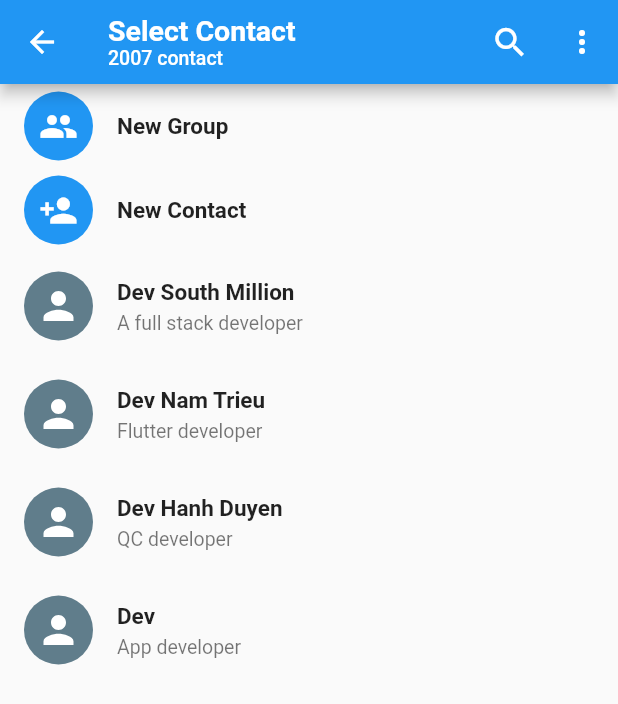
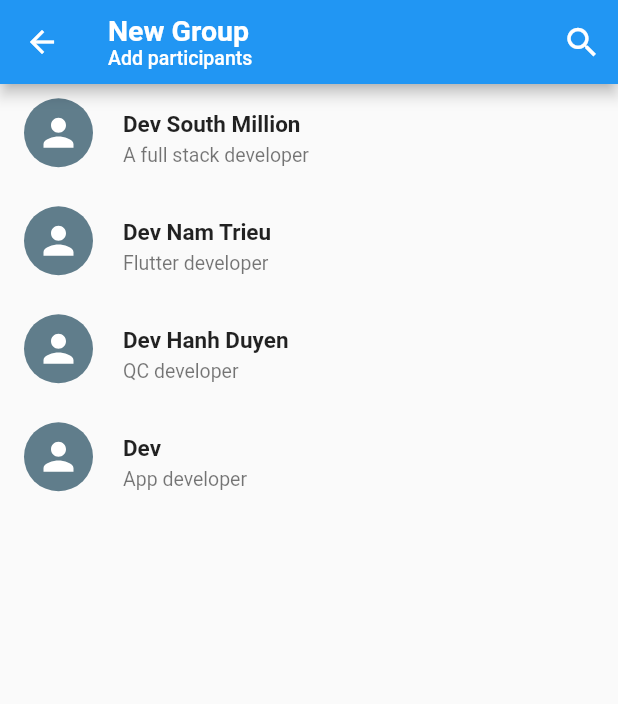
Before and after one commit to TrieuNam/chat_app, a Flutter app: the SelectContact screen opened directly, after a tap on "New Group", on a phone screen of 412 x 824 dp. Shown: the top 704 px of the screen. Run offline on Flutter 3.47's test engine with Material 2 defaults, Android fonts, the phone set to English and light mode, and no system bars; our stand-ins replace emoji_picker_flutter, flutter_svg; Roboto replaces fonts that are missing (OpenSans).

Commit message:
Working on Create New Group Page

```diff
--- a/lib/CustomUI/ButtonCard.dart
+++ b/lib/CustomUI/ButtonCard.dart
@@ -11,9 +11,7 @@ class ButtonCard extends StatelessWidget {
 
   @override
   Widget build(BuildContext context) {
-    return InkWell(
-      onTap: () {},
-      child: ListTile(
+    return ListTile(
       leading: CircleAvatar(
         radius: 23,
         child: Icon(
@@ -27,7 +25,6 @@ class ButtonCard extends StatelessWidget {
         name,
         style: TextStyle(fontSize: 15, fontWeight: FontWeight.bold),
       ),
-      ),
     );
   }
 }
--- a/lib/CustomUI/ContactCard.dart
+++ b/lib/CustomUI/ContactCard.dart
@@ -8,10 +8,13 @@ class ContacCard extends StatelessWidget {
 
   @override
   Widget build(BuildContext context) {
-    return InkWell(
-      onTap: () {},
-      child: ListTile(
-        leading: CircleAvatar(
+    return ListTile(
+      leading: Container(
+        height: 53,
+        width: 50,
+        child: Stack(
+          children: [
+            CircleAvatar(
               radius: 23,
               child: SvgPicture.asset(
                 "assets/person.svg",
@@ -21,6 +24,24 @@ class ContacCard extends StatelessWidget {
               ),
               backgroundColor: Colors.blueGrey,
             ),
+            contact.select!
+                ? Positioned(
+                    bottom: 4,
+                    right: 5,
+                    child: CircleAvatar(
+                      backgroundColor: Colors.teal,
+                      radius: 11,
+                      child: Icon(
+                        Icons.check,
+                        color: Colors.white,
+                        size: 18,
+                      ),
+                    ),
+                  )
+                : Container(),
+          ],
+        ),
+      ),
       title: Text(
         contact.name,
         style: TextStyle(fontSize: 15, fontWeight: FontWeight.bold),
@@ -29,7 +50,6 @@ class ContacCard extends StatelessWidget {
         contact.status!,
         style: TextStyle(fontSize: 13),
       ),
-      ),
     );
   }
 }
--- a/lib/Model/ChatModel.dart
+++ b/lib/Model/ChatModel.dart
@@ -5,7 +5,12 @@ class ChatModel {
   String? time;
   String? currentMessage;
   String? status;
+  bool? select = false;
 
   ChatModel(this.name, this.status,
-      [this.icon, this.isGroup, this.time, this.currentMessage]);
+      [this.icon,
+      this.isGroup,
+      this.time,
+      this.currentMessage,
+      this.select = false]);
 }
--- /dev/null
+++ b/lib/Screens/CreateGroup.dart
@@ -0,0 +1,74 @@
+import 'package:chap_app/CustomUI/ButtonCard.dart';
+import 'package:chap_app/CustomUI/ContactCard.dart';
+import 'package:chap_app/Model/ChatModel.dart';
+import 'package:flutter/material.dart';
+
+class CreateGroup extends StatefulWidget {
+  const CreateGroup({Key? key}) : super(key: key);
+
+  @override
+  State<CreateGroup> createState() => _CreateGroupState();
+}
+
+class _CreateGroupState extends State<CreateGroup> {
+  List<ChatModel> contacts = [
+    ChatModel("Dev South Million", "A full stack developer"),
+    ChatModel("Dev Nam Trieu", "Flutter developer"),
+    ChatModel("Dev Hanh Duyen", "QC developer"),
+    ChatModel("Dev ", "App developer"),
+  ];
+
+  List<ChatModel> groups = [];
+
+  @override
+  Widget build(BuildContext context) {
+    return Scaffold(
+      appBar: AppBar(
+        title: Column(
+          mainAxisAlignment: MainAxisAlignment.start,
+          crossAxisAlignment: CrossAxisAlignment.start,
+          children: [
+            Text(
+              "New Group",
+              style: TextStyle(
+                fontSize: 19,
+                fontWeight: FontWeight.bold,
+              ),
+            ),
+            Text(
+              "Add participants",
+              style: TextStyle(fontSize: 13),
+            )
+          ],
+        ),
+        actions: [
+          IconButton(
+              onPressed: () {},
+              icon: Icon(
+                Icons.search,
+                size: 26,
+              )),
+        ],
+      ),
+      body: ListView.builder(
+          itemCount: contacts.length,
+          itemBuilder: (context, indext) {
+            return InkWell(
+                onTap: () {
+                  if (contacts[indext].select == false) {
+                    setState(() {
+                      contacts[indext].select = true;
+                      groups.add(contacts[indext]);
+                    });
+                  } else {
+                    setState(() {
+                      contacts[indext].select = false;
+                      groups.remove(contacts[indext]);
+                    });
+                  }
+                },
+                child: ContacCard(contact: contacts[indext]));
+          }),
+    );
+  }
+}
--- a/lib/Screens/SelectContact.dart
+++ b/lib/Screens/SelectContact.dart
@@ -1,6 +1,7 @@
 import 'package:chap_app/CustomUI/ButtonCard.dart';
 import 'package:chap_app/CustomUI/ContactCard.dart';
 import 'package:chap_app/Model/ChatModel.dart';
+import 'package:chap_app/Screens/CreateGroup.dart';
 import 'package:flutter/material.dart';
 
 class SelectContact extends StatefulWidget {
@@ -74,7 +75,12 @@ class _SelectContactState extends State<SelectContact> {
           itemCount: contacts.length + 2,
           itemBuilder: (context, indext) {
             if (indext == 0) {
-              return ButtonCard(name: "New Group", icon: Icons.group);
+              return InkWell(
+                  onTap: () {
+                    Navigator.push(context,
+                        MaterialPageRoute(builder: (builder) => CreateGroup()));
+                  },
+                  child: ButtonCard(name: "New Group", icon: Icons.group));
             } else if (indext == 1) {
               return ButtonCard(name: "New Contact", icon: Icons.person_add);
             }
```
Lines whose indentation alone changed are shown as unchanged.
